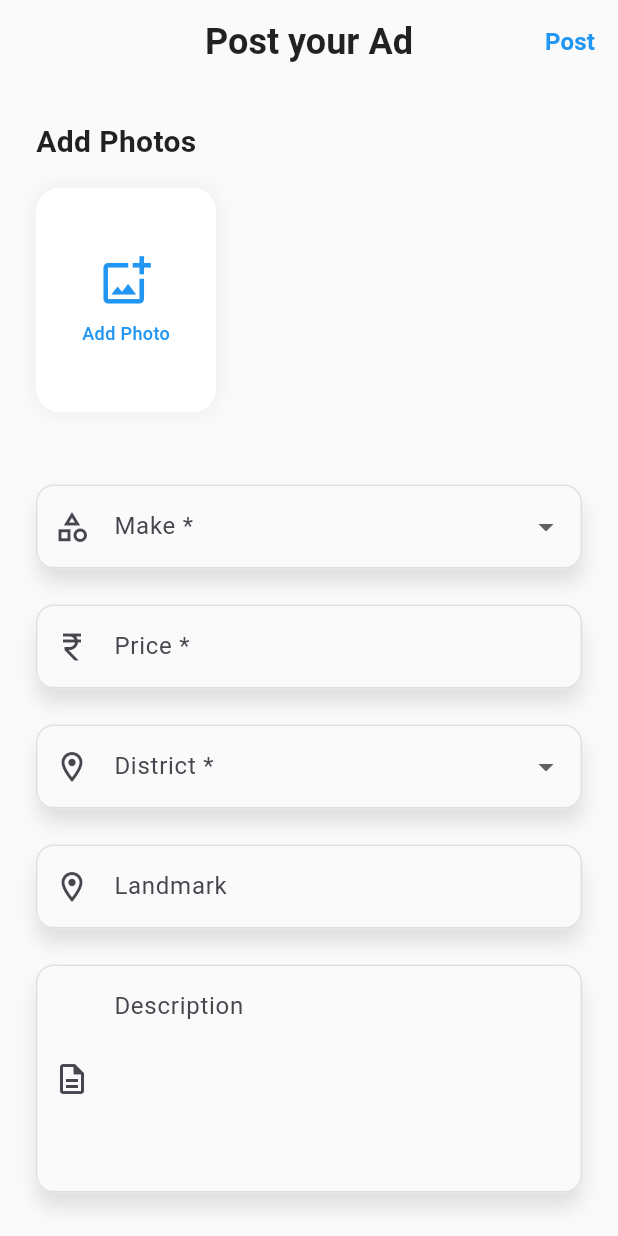
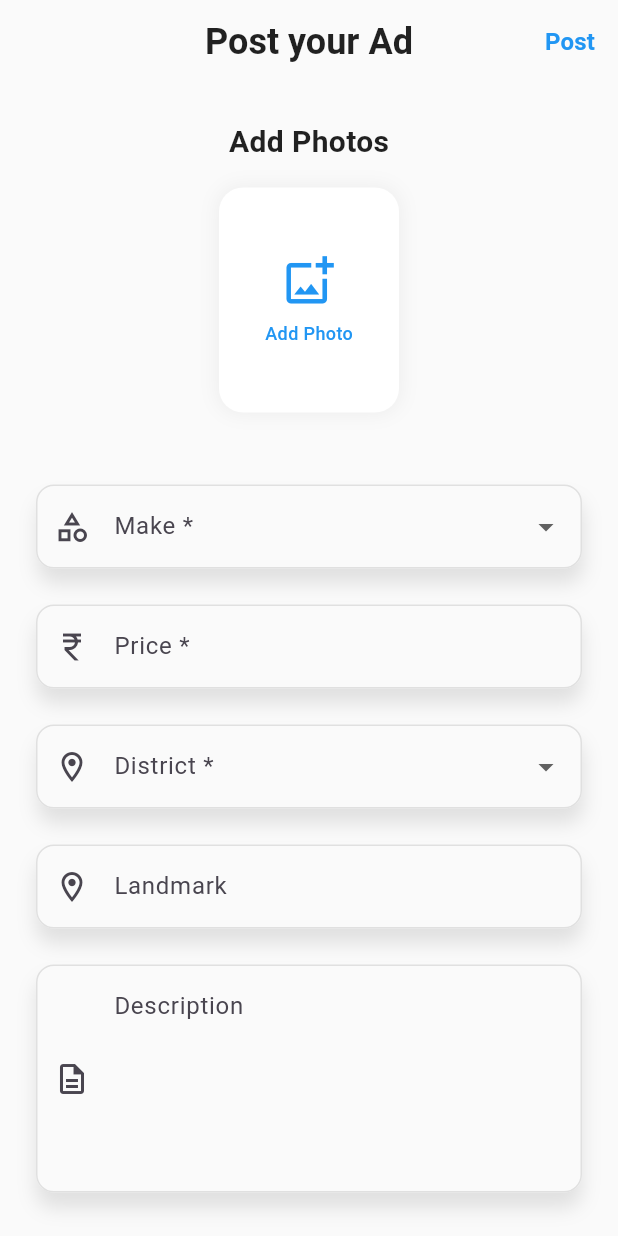
Before and after one commit to Greencreon-LLP-2/Lelam-online-V2, a Flutter app: the AdPostPage screen opened by its route, on a phone screen of 412 x 824 dp. Run offline on Flutter 3.47's test engine with Material 3 defaults, Android fonts, the phone set to English and light mode, and no system bars; our stand-ins replace cached_network_image, go_router, image_picker.

Commit message:
centered add photo button

```diff
--- a/lib/feature/sell/view/pages/ad_post_page.dart
+++ b/lib/feature/sell/view/pages/ad_post_page.dart
@@ -197,10 +197,54 @@ class _AdPostFormState extends State<AdPostForm>
   }
 
   Widget _buildImagePicker() {
-    return Container(
+    return Center(
+      child: Container(
         height: 150,
         margin: const EdgeInsets.only(bottom: 24),
-      child: ListView.builder(
+        child:
+            _selectedImages.isEmpty
+                ? Container(
+                  width: 120,
+                  margin: const EdgeInsets.symmetric(horizontal: 12),
+                  decoration: BoxDecoration(
+                    color: Colors.white,
+                    borderRadius: BorderRadius.circular(16),
+                    boxShadow: [
+                      BoxShadow(
+                        color: Colors.black.withOpacity(0.05),
+                        blurRadius: 10,
+                        spreadRadius: 1,
+                      ),
+                    ],
+                  ),
+                  child: Material(
+                    color: Colors.transparent,
+                    child: InkWell(
+                      borderRadius: BorderRadius.circular(16),
+                      onTap: _showImageSourceBottomSheet,
+                      child: Column(
+                        mainAxisAlignment: MainAxisAlignment.center,
+                        children: [
+                          Icon(
+                            Icons.add_photo_alternate_outlined,
+                            size: 36,
+                            color: AppTheme.primaryColor,
+                          ),
+                          const SizedBox(height: 8),
+                          Text(
+                            'Add Photo',
+                            style: TextStyle(
+                              color: AppTheme.primaryColor,
+                              fontSize: 12,
+                              fontWeight: FontWeight.w500,
+                            ),
+                          ),
+                        ],
+                      ),
+                    ),
+                  ),
+                )
+                : ListView.builder(
                   scrollDirection: Axis.horizontal,
                   itemCount: _selectedImages.length + 1,
                   itemBuilder: (context, index) {
@@ -276,7 +320,10 @@ class _AdPostFormState extends State<AdPostForm>
                               child: ClipRRect(
                                 borderRadius: BorderRadius.circular(20),
                                 child: BackdropFilter(
-                        filter: ImageFilter.blur(sigmaX: 10.0, sigmaY: 10.0),
+                                  filter: ImageFilter.blur(
+                                    sigmaX: 10.0,
+                                    sigmaY: 10.0,
+                                  ),
                                   child: Container(
                                     decoration: BoxDecoration(
                                       color: Colors.white.withOpacity(0.3),
@@ -304,6 +351,7 @@ class _AdPostFormState extends State<AdPostForm>
                     );
                   },
                 ),
+      ),
     );
   }
 
@@ -317,7 +365,7 @@ class _AdPostFormState extends State<AdPostForm>
           child: Form(
             key: widget.formKey,
             child: Column(
-              crossAxisAlignment: CrossAxisAlignment.start,
+              crossAxisAlignment: CrossAxisAlignment.center,
               children: [
                 const Text(
                   'Add Photos',
@@ -328,7 +376,12 @@ class _AdPostFormState extends State<AdPostForm>
                   ),
                 ),
                 const SizedBox(height: 16),
-                _buildImagePicker(),
+                _selectedImages.isEmpty
+                    ? Row(
+                      mainAxisAlignment: MainAxisAlignment.center,
+                      children: [_buildImagePicker()],
+                    )
+                    : _buildImagePicker(),
                 const SizedBox(height: 24),
                 CustomDropdownWidget<String>(
                   label: 'Make',
```
Lines whose indentation alone changed are shown as unchanged.
